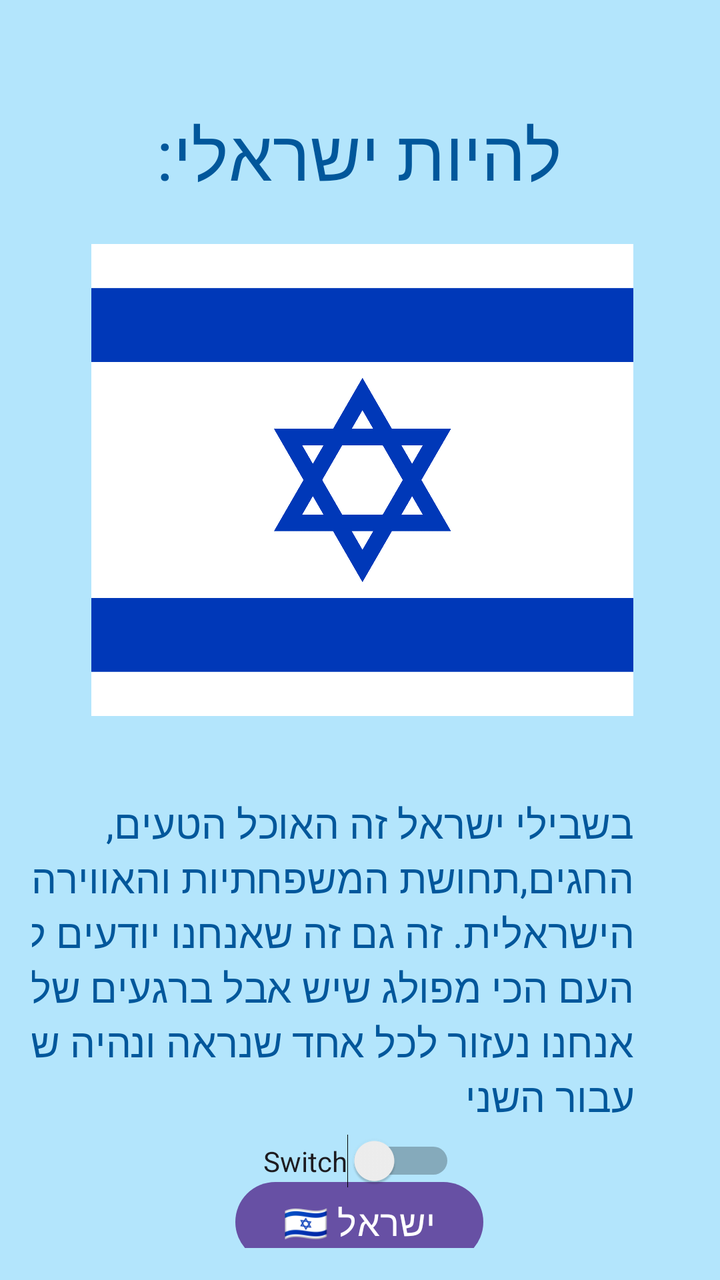
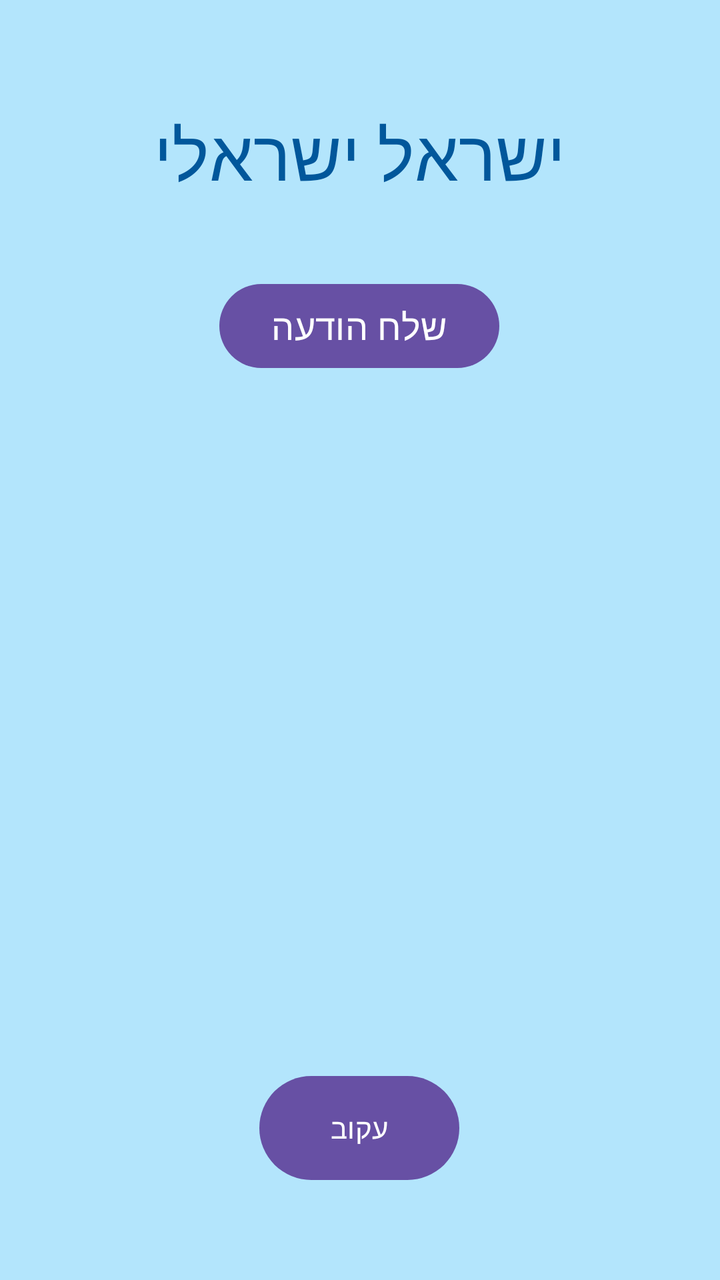

An Android layout rendered at two revisions. The XML below is the earlier revision; the diff shows what the commit changed to produce the second picture.
<!-- AndroidManifest.xml: application theme Theme.DanFirstApp -->
<!-- res/layout/activity_main.xml -->
<?xml version="1.0" encoding="utf-8"?>
<androidx.constraintlayout.widget.ConstraintLayout  xmlns:android="http://schemas.android.com/apk/res/android"
    xmlns:app="http://schemas.android.com/apk/res-auto"
    xmlns:tools="http://schemas.android.com/tools"
    android:background="#B3E5FC"
    android:layout_width="match_parent"
    android:layout_height="match_parent"
    android:orientation="vertical"
    android:gravity="center"
    android:padding="16dp"
    android:id="@+id/main"
    >

    <TextView
        android:id="@+id/tvTitle"
        android:layout_width="266dp"
        android:layout_height="90dp"
        android:layout_marginTop="16dp"
        android:gravity="center"
        android:text="להיות ישראלי:"
        android:textColor="#01579B"
        android:textSize="35sp"
        app:layout_constraintEnd_toEndOf="parent"
        app:layout_constraintHorizontal_bias="0.495"
        app:layout_constraintStart_toStartOf="parent"
        app:layout_constraintTop_toTopOf="parent" />

    <ImageView
        android:id="@+id/imgMom"
        android:layout_width="271dp"
        android:layout_height="236dp"
        android:contentDescription="תמונה של דגל ישראל"
        android:scaleType="centerCrop"
        android:src="@drawable/flag"
        app:layout_constraintEnd_toEndOf="parent"
        app:layout_constraintHorizontal_bias="0.518"
        app:layout_constraintStart_toStartOf="parent"
        app:layout_constraintTop_toBottomOf="@+id/tvTitle" />

    <TextView
        android:id="@+id/tvDescription"
        android:layout_width="372dp"
        android:layout_height="173dp"
        android:layout_marginTop="40dp"
        android:text="בשבילי ישראל זה האוכל הטעים, החגים,תחושת המשפחתיות והאווירה הישראלית. זה גם זה שאנחנו יודעים להיות העם הכי מפולג שיש אבל ברגעים של צורך אנחנו נעזור לכל אחד שנראה ונהיה שם אחד עבור השני  "
        android:textColor="#01579B"
        android:textSize="20sp"
        app:layout_constraintEnd_toEndOf="@+id/imgMom"
        app:layout_constraintHorizontal_bias="1.0"
        app:layout_constraintStart_toStartOf="@+id/imgMom"
        app:layout_constraintTop_toBottomOf="@+id/imgMom" />


    <Button
        android:id="@+id/btnIsrael"
        android:layout_width="wrap_content"
        android:layout_height="wrap_content"
        android:layout_marginTop="16dp"
        android:text="ישראל 🇮🇱"
        android:textSize="18sp"
        android:visibility="visible"
        app:layout_constraintEnd_toEndOf="parent"
        app:layout_constraintHorizontal_bias="0.498"
        app:layout_constraintStart_toStartOf="parent"
        app:layout_constraintTop_toBottomOf="@+id/tvDescription" />

    <Switch
        android:id="@+id/swDan"
        android:layout_width="wrap_content"
        android:layout_height="wrap_content"
        android:layout_marginBottom="30dp"
        android:text="Switch"
        app:layout_constraintBottom_toBottomOf="parent"
        app:layout_constraintEnd_toEndOf="parent"
        app:layout_constraintHorizontal_bias="0.498"
        app:layout_constraintStart_toStartOf="parent" />


</androidx.constraintlayout.widget.ConstraintLayout>
<!-- resources referenced by this layout -->
<resources>
  <!-- drawable flag: png bitmap (drawable, 17040 bytes) -->
  <style name="Theme.DanFirstApp" parent="Base.Theme.DanFirstApp" />
  <style name="Base.Theme.DanFirstApp" parent="Theme.Material3.DayNight.NoActionBar">
          
          
      </style>
</resources>

<!-- the commit's change to res/layout/activity_main.xml (unified diff, before → after) -->
@@ -5,19 +5,17 @@
     android:background="#B3E5FC"
     android:layout_width="match_parent"
     android:layout_height="match_parent"
-    android:orientation="vertical"
-    android:gravity="center"
     android:padding="16dp"
     android:id="@+id/main"
     >
 
     <TextView
-        android:id="@+id/tvTitle"
+        android:id="@+id/tvUserName"
         android:layout_width="266dp"
         android:layout_height="90dp"
         android:layout_marginTop="16dp"
         android:gravity="center"
-        android:text="להיות ישראלי:"
+        android:text="@string/user_name"
         android:textColor="#01579B"
         android:textSize="35sp"
         app:layout_constraintEnd_toEndOf="parent"
@@ -25,51 +23,27 @@
         app:layout_constraintStart_toStartOf="parent"
         app:layout_constraintTop_toTopOf="parent" />
 
-    <ImageView
-        android:id="@+id/imgMom"
-        android:layout_width="271dp"
-        android:layout_height="236dp"
-        android:contentDescription="תמונה של דגל ישראל"
-        android:scaleType="centerCrop"
-        android:src="@drawable/flag"
-        app:layout_constraintEnd_toEndOf="parent"
-        app:layout_constraintHorizontal_bias="0.518"
-        app:layout_constraintStart_toStartOf="parent"
-        app:layout_constraintTop_toBottomOf="@+id/tvTitle" />
-
-    <TextView
-        android:id="@+id/tvDescription"
-        android:layout_width="372dp"
-        android:layout_height="173dp"
-        android:layout_marginTop="40dp"
-        android:text="בשבילי ישראל זה האוכל הטעים, החגים,תחושת המשפחתיות והאווירה הישראלית. זה גם זה שאנחנו יודעים להיות העם הכי מפולג שיש אבל ברגעים של צורך אנחנו נעזור לכל אחד שנראה ונהיה שם אחד עבור השני  "
-        android:textColor="#01579B"
-        android:textSize="20sp"
-        app:layout_constraintEnd_toEndOf="@+id/imgMom"
-        app:layout_constraintHorizontal_bias="1.0"
-        app:layout_constraintStart_toStartOf="@+id/imgMom"
-        app:layout_constraintTop_toBottomOf="@+id/imgMom" />
 
 
     <Button
-        android:id="@+id/btnIsrael"
-        android:layout_width="wrap_content"
-        android:layout_height="wrap_content"
+        android:id="@+id/btnSendMessage"
+        android:layout_width="140dp"
+        android:layout_height="50dp"
         android:layout_marginTop="16dp"
-        android:text="ישראל 🇮🇱"
+        android:text="@string/send_message"
         android:textSize="18sp"
         android:visibility="visible"
         app:layout_constraintEnd_toEndOf="parent"
         app:layout_constraintHorizontal_bias="0.498"
         app:layout_constraintStart_toStartOf="parent"
-        app:layout_constraintTop_toBottomOf="@+id/tvDescription" />
+        app:layout_constraintTop_toBottomOf="@+id/tvUserName" />
 
-    <Switch
-        android:id="@+id/swDan"
-        android:layout_width="wrap_content"
-        android:layout_height="wrap_content"
+    <Button
+        android:id="@+id/btnFollow"
+        android:layout_width="100dp"
+        android:layout_height="60dp"
         android:layout_marginBottom="30dp"
-        android:text="Switch"
+        android:text="@string/follow"
         app:layout_constraintBottom_toBottomOf="parent"
         app:layout_constraintEnd_toEndOf="parent"
         app:layout_constraintHorizontal_bias="0.498"
<!-- resource entries referenced after the edit -->
@@ -1,6 +1,8 @@
 <!-- resources referenced by this layout -->
 <resources>
-  <!-- drawable flag: png bitmap (drawable, 17040 bytes) -->
+  <string name="follow">עקוב</string>
+  <string name="send_message">שלח הודעה</string>
+  <string name="user_name">ישראל ישראלי</string>
   <style name="Theme.DanFirstApp" parent="Base.Theme.DanFirstApp" />
   <style name="Base.Theme.DanFirstApp" parent="Theme.Material3.DayNight.NoActionBar">
           
